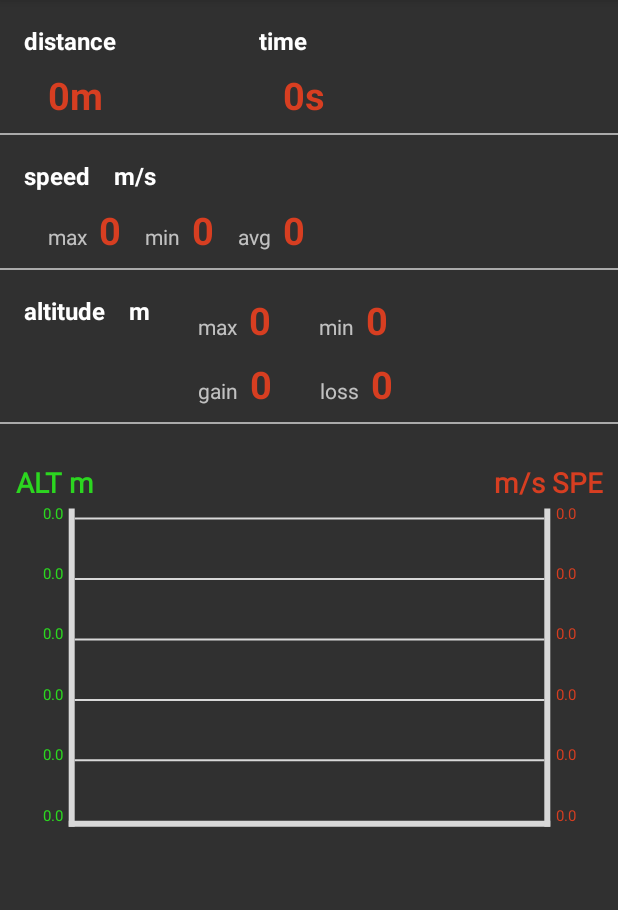
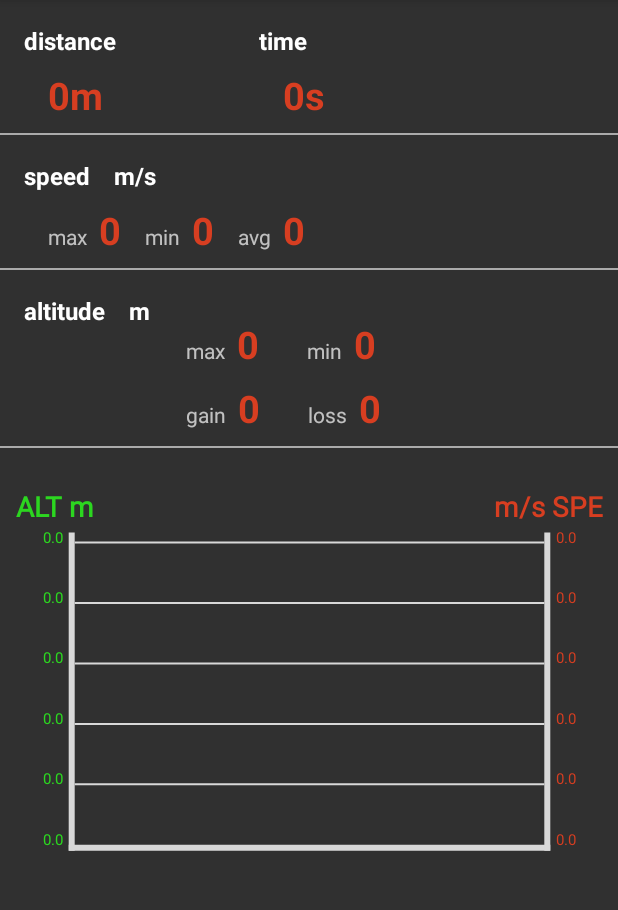
Before and after one commit to qlem/race-monitoring, an Android app: the RaceReportActivity screen opened directly, with no data from a screen before it, on a phone screen of 412 x 824 dp, the part 84-994 px from its top. Run offline under Robolectric (Android 15) with nearby library versions, the phone set to English and light mode, and no system bars; 5 statements that could not run were skipped.

Commit message:
update design

```diff
--- a/app/src/main/res/layout/activity_race_report.xml
+++ b/app/src/main/res/layout/activity_race_report.xml
@@ -209,8 +209,8 @@
         android:id="@+id/elevation_max_label"
         android:layout_width="wrap_content"
         android:layout_height="wrap_content"
-        android:layout_marginStart="32dp"
-        android:layout_marginLeft="32dp"
+        android:layout_marginStart="24dp"
+        android:layout_marginLeft="24dp"
         android:text="@string/elevation_max_label"
         app:layout_constraintBaseline_toBaselineOf="@+id/elevation_max_value"
         app:layout_constraintStart_toEndOf="@+id/elevation_unit" />
@@ -221,7 +221,7 @@
         android:layout_height="wrap_content"
         android:layout_marginStart="8dp"
         android:layout_marginLeft="8dp"
-        android:layout_marginTop="16dp"
+        android:layout_marginTop="32dp"
         android:text="@string/elevation_max_value"
         android:textColor="@color/mainColor"
         android:textSize="25sp"
@@ -245,7 +245,7 @@
         android:layout_height="wrap_content"
         android:layout_marginStart="8dp"
         android:layout_marginLeft="8dp"
-        android:layout_marginTop="16dp"
+        android:layout_marginTop="32dp"
         android:text="@string/elevation_min_value"
         android:textColor="@color/mainColor"
         android:textSize="25sp"
@@ -257,8 +257,8 @@
         android:id="@+id/elevation_gain_label"
         android:layout_width="wrap_content"
         android:layout_height="wrap_content"
-        android:layout_marginStart="32dp"
-        android:layout_marginLeft="32dp"
+        android:layout_marginStart="24dp"
+        android:layout_marginLeft="24dp"
         android:text="@string/elevation_gain_label"
         app:layout_constraintBaseline_toBaselineOf="@+id/elevation_gain_value"
         app:layout_constraintStart_toEndOf="@+id/elevation_unit" />
```
